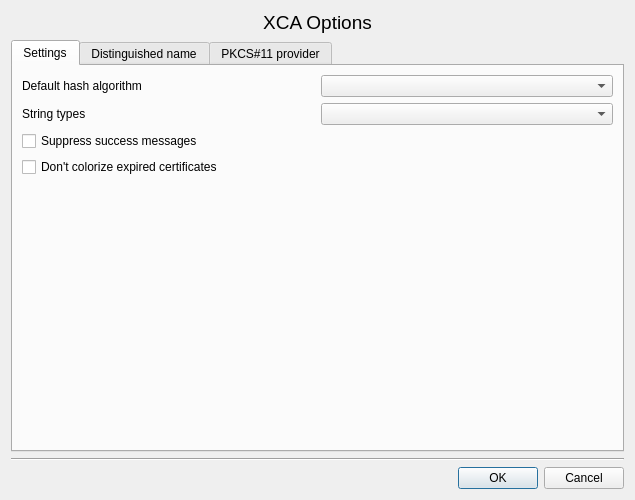
This is ui/Options.ui in chris2511/xca as Qt 5 draws it before an edit. The edited form follows.
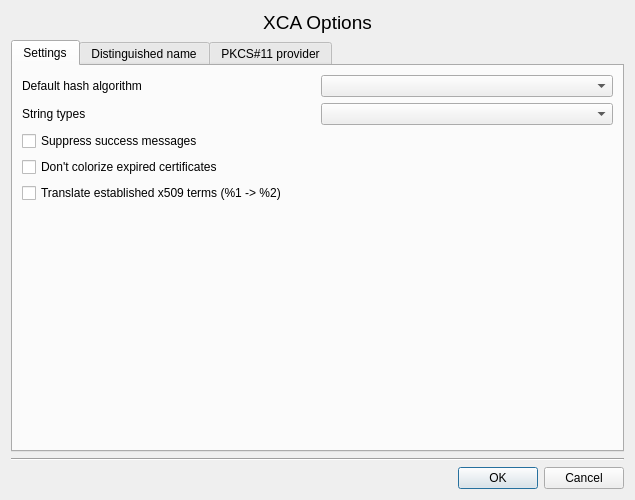
This is the edited form. The open tabs and pages were chosen to show the change. Custom widgets are drawn as their Qt base class.

Commit message: Select whether to translate established x509 terms

Diff of the .ui file:
```diff
--- a/ui/Options.ui
+++ b/ui/Options.ui
@@ -96,6 +96,13 @@
          </property>
         </widget>
        </item>
+       <item>
+        <widget class="QCheckBox" name="transDnEntries">
+         <property name="text">
+          <string>Translate established x509 terms (%1 -&gt; %2)</string>
+         </property>
+        </widget>
+       </item>
        <item>
         <spacer name="verticalSpacer_2">
          <property name="orientation">
```
Left out of the diff: 4 changed lines with no effect on the pictures. The commit also changes 14 other files.
